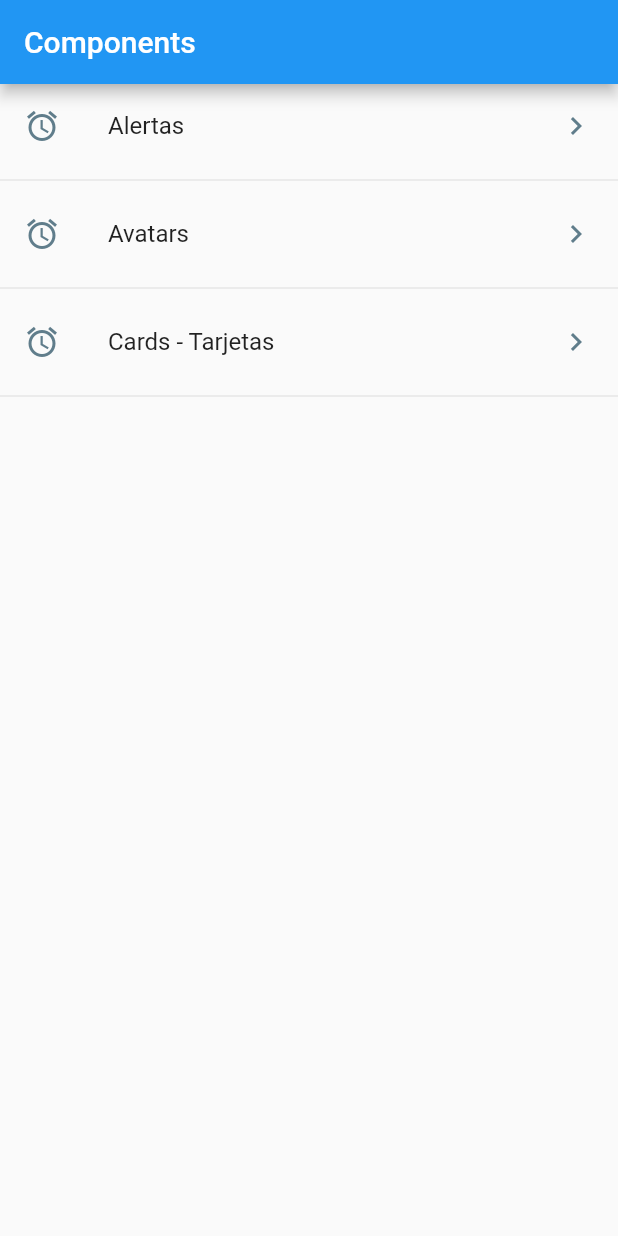
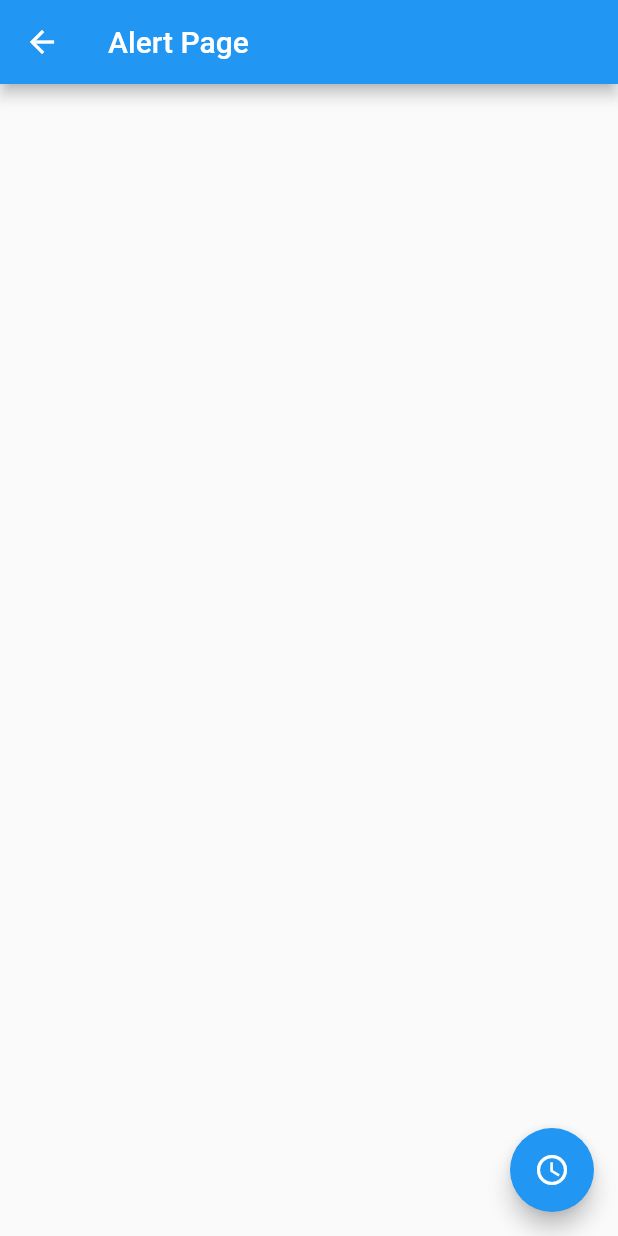
Before and after one commit to DanielGoycochea/components_flutter, a Flutter app: the screen it shows after launch, after a tap on "Cards - Tarjetas", on a phone screen of 412 x 824 dp. Run offline on Flutter 3.47's test engine with Material 2 defaults, Android fonts, the phone set to English and light mode, and no system bars.

Commit message:
add routes

```diff
--- a/lib/main.dart
+++ b/lib/main.dart
@@ -1,5 +1,9 @@
+import 'package:components_1/src/pages/alert_page.dart';
+import 'package:components_1/src/pages/avatar_page.dart';
 import 'package:components_1/src/pages/home_page.dart';
 import 'package:flutter/material.dart';
+
+import 'src/routes/routes.dart';
 // import 'package:components_1/src/pages/home_temp.dart';
 
 void main() => runApp(MyApp());
@@ -8,8 +12,15 @@ class MyApp extends StatelessWidget {
   @override
   Widget build(BuildContext context) {
     return MaterialApp(
-        title: 'Components App',
-        debugShowCheckedModeBanner: false,
-        home: HomePage());
+      title: 'Components App',
+      debugShowCheckedModeBanner: false,
+      // home: HomePage()
+      initialRoute: "/",
+      routes: getAplicationRoutes(),
+      onGenerateRoute: (RouteSettings settings) {
+        return MaterialPageRoute(
+            builder: (BuildContext context) => AlertPage());
+      },
+    );
   }
 }
--- /dev/null
+++ b/lib/src/pages/alert_page.dart
@@ -0,0 +1,18 @@
+import 'package:flutter/material.dart';
+
+class AlertPage extends StatelessWidget {
+  @override
+  Widget build(BuildContext context) {
+    return Scaffold(
+      appBar: AppBar(
+        title: Text("Alert Page"),
+      ),
+      floatingActionButton: FloatingActionButton(
+        child: Icon(Icons.access_time_outlined),
+        onPressed: () {
+          Navigator.pop(context);
+        },
+      ),
+    );
+  }
+}
--- /dev/null
+++ b/lib/src/pages/avatar_page.dart
@@ -0,0 +1,12 @@
+import 'package:flutter/material.dart';
+
+class AvatarPage extends StatelessWidget {
+  @override
+  Widget build(BuildContext context) {
+    return Scaffold(
+      appBar: AppBar(
+        title: Text("Avatar Page"),
+      ),
+    );
+  }
+}
--- a/lib/src/pages/home_page.dart
+++ b/lib/src/pages/home_page.dart
@@ -1,4 +1,6 @@
+import 'package:components_1/src/pages/alert_page.dart';
 import 'package:components_1/src/providers/menu_provider.dart';
+import 'package:components_1/src/utils/icon_string_util.dart';
 import 'package:flutter/material.dart';
 
 class HomePage extends StatelessWidget {
@@ -23,26 +25,30 @@ Widget _list() {
     initialData: [],
     builder: (context, AsyncSnapshot<List<dynamic>> snapshot) {
       return ListView(
-        children: _listItem(snapshot.data),
+        children: _listItem(snapshot.data, context),
       );
     },
   );
 }
 
-List<Widget> _listItem(data) {
+List<Widget> _listItem(List<dynamic> data, BuildContext context) {
   final List<Widget> options = [];
   data.forEach((option) {
     final widgetTemp = ListTile(
       title: Text(option["texto"]),
-      leading: Icon(
-        Icons.access_alarm,
-        color: Colors.blueGrey,
-      ),
+      leading: getIcon(option["icon"]),
       trailing: Icon(
         Icons.keyboard_arrow_right,
         color: Colors.blueGrey,
       ),
-      onTap: () {},
+      onTap: () {
+        // final route = MaterialPageRoute(builder: (context) {
+        //   return AlertPage();
+        // });
+        // Navigator.push(context, route);
+
+        Navigator.pushNamed(context, option["ruta"]);
+      },
     );
     options..add(widgetTemp)..add(Divider());
   });
--- /dev/null
+++ b/lib/src/routes/routes.dart
@@ -0,0 +1,12 @@
+import 'package:components_1/src/pages/alert_page.dart';
+import 'package:components_1/src/pages/avatar_page.dart';
+import 'package:components_1/src/pages/home_page.dart';
+import 'package:flutter/material.dart';
+
+Map<String, WidgetBuilder> getAplicationRoutes() {
+  return <String, WidgetBuilder>{
+    "/": (BuildContext context) => HomePage(),
+    "avatar": (BuildContext context) => AvatarPage(),
+    "alert": (BuildContext context) => AlertPage(),
+  };
+}
--- /dev/null
+++ b/lib/src/utils/icon_string_util.dart
@@ -0,0 +1,14 @@
+import 'package:flutter/material.dart';
+
+final _icons = <String, IconData>{
+  "add_alert": Icons.add_alert,
+  "accessibility": Icons.accessibility,
+  "folder_open": Icons.folder_open,
+};
+
+Icon getIcon(String nameIcon) {
+  return Icon(
+    _icons[nameIcon],
+    color: Colors.blue,
+  );
+}
```
